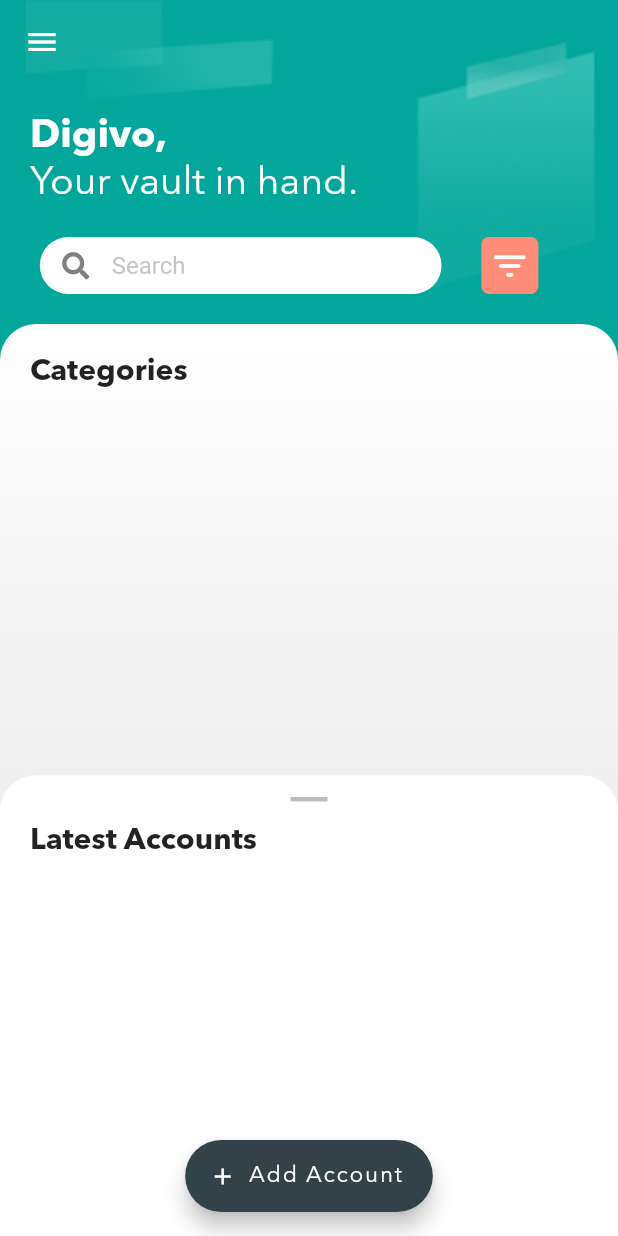
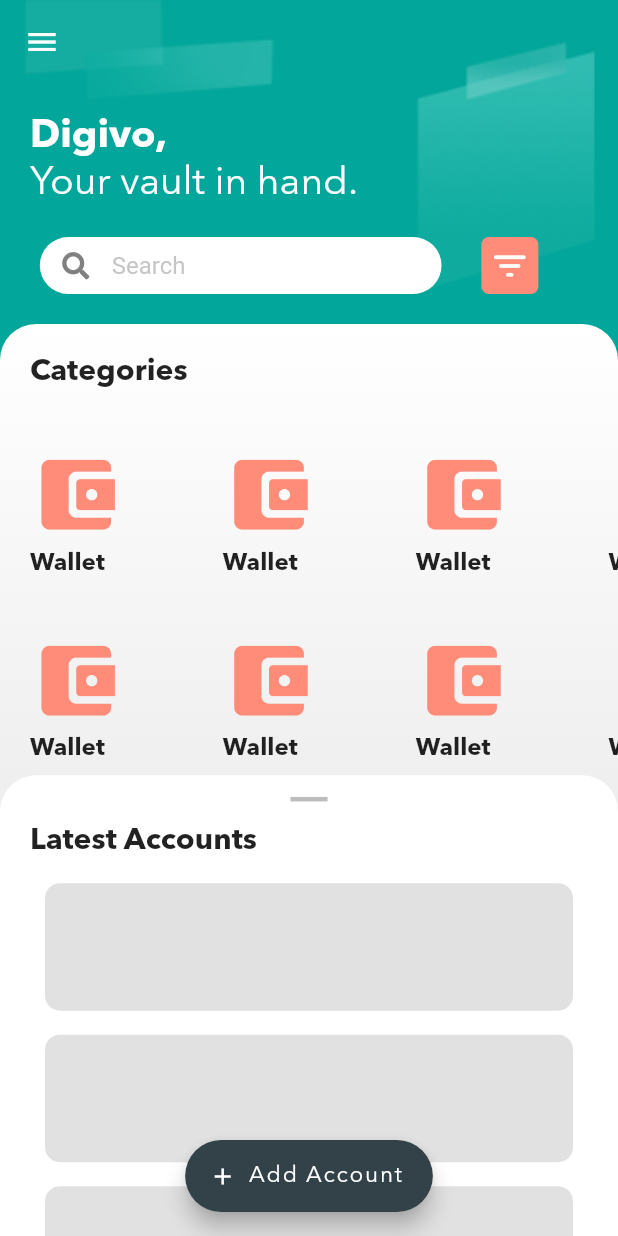
Before and after one commit to zorro-ftw/digivo, a Flutter app: the HomeView screen opened by its route, on a phone screen of 412 x 824 dp. Run offline on Flutter 3.47's test engine with Material 2 defaults, Android fonts, the phone set to English and light mode, and no system bars; our stand-ins replace dotted_line, font_awesome_flutter, pinput, stacked, stacked_services.

Commit message:
Draggable sheet & home view is updated.

```diff
--- a/lib/constants.dart
+++ b/lib/constants.dart
@@ -10,6 +10,7 @@ const kHomeSearchBarIconColor = Color(0xFF808080);
 const kHomeSearchBarTextColor = Color(0x858f8f90);
 const kHomeBackgroundGradientColor = Color(0xFFE0DFDF);
 const kGeneralButtonColor = Color(0xFF334148);
+const kAccountCardFillColor = Color(0xFFE2E1E1);
 const kLoginDivider = Padding(
   padding: EdgeInsets.symmetric(horizontal: 15),
   child: DottedLine(
--- /dev/null
+++ b/lib/ui/home/categories_gridview/categories_gridview.dart
@@ -0,0 +1,37 @@
+import 'package:flutter/material.dart';
+import 'package:stacked/stacked.dart';
+
+import '../home_viewmodel.dart';
+
+class CategoriesGridview extends StatelessWidget {
+  const CategoriesGridview({
+    Key? key,
+    required double gridViewHeight,
+    required this.numbers,
+  })  : _gridViewHeight = gridViewHeight,
+        super(key: key);
+
+  final double _gridViewHeight;
+  final List<int> numbers;
+
+  @override
+  Widget build(BuildContext context) {
+    return ViewModelBuilder<HomeViewModel>.reactive(
+      viewModelBuilder: () => HomeViewModel(),
+      builder: (context, model, child) => SafeArea(
+        child: SizedBox(
+          height: _gridViewHeight,
+          child: GridView.builder(
+              scrollDirection: Axis.horizontal,
+              shrinkWrap: true,
+              gridDelegate: const SliverGridDelegateWithFixedCrossAxisCount(
+                  crossAxisCount: 3, mainAxisSpacing: 5, crossAxisSpacing: 0),
+              itemCount: numbers.length,
+              itemBuilder: (context, index) {
+                return model.buildCategoryTile(index, _gridViewHeight / 3);
+              }),
+        ),
+      ),
+    );
+  }
+}
--- a/lib/ui/home/home_view.dart
+++ b/lib/ui/home/home_view.dart
@@ -6,12 +6,18 @@ import 'package:digivo/widgets/search_bar.dart';
 import 'package:flutter/material.dart';
 import 'package:stacked/stacked.dart';
 
+import 'categories_gridview/categories_gridview.dart';
+
 class HomeView extends StatelessWidget {
   const HomeView({Key? key}) : super(key: key);
 
   @override
   Widget build(BuildContext context) {
+    final numbers = List.generate(18, (index) => index);
     final size = MediaQuery.of(context).size;
+    print(size.height);
+    final double _gridViewHeight = size.height - 305 - size.height * 0.18;
+    print(_gridViewHeight);
     return ViewModelBuilder<HomeViewModel>.nonReactive(
       viewModelBuilder: () => HomeViewModel(),
       builder: (context, model, child) => SafeArea(
@@ -93,8 +99,8 @@ class HomeView extends StatelessWidget {
                       ),
                       const SizedBox(height: 20),
                       Expanded(
-                        flex: 5,
                         child: Container(
+                          padding: const EdgeInsets.only(left: 20),
                           decoration: const BoxDecoration(
                             color: Colors.white,
                             gradient: LinearGradient(
@@ -109,11 +115,10 @@ class HomeView extends StatelessWidget {
                               topLeft: Radius.circular(24),
                             ),
                           ),
-                          child: Row(
+                          child: Column(
                             children: [
-                              const SizedBox(
-                                width: 20,
-                              ),
+                              Row(
+                                children: [
                                   Column(
                                     mainAxisAlignment: MainAxisAlignment.start,
                                     children: const [
@@ -127,13 +132,21 @@ class HomeView extends StatelessWidget {
                                             fontWeight: FontWeight.w600,
                                             fontSize: 20),
                                         textAlign: TextAlign.start,
-                                  )
+                                      ),
                                     ],
                                   ),
                                 ],
                               ),
+                              const SizedBox(
+                                height: 20,
                               ),
-                      )
+                              CategoriesGridview(
+                                  gridViewHeight: _gridViewHeight,
+                                  numbers: numbers),
+                            ],
+                          ),
+                        ),
+                      ),
                     ],
                   ),
                   LastSavedAccountsDraggableSheet(size: size)
--- a/lib/ui/home/home_viewmodel.dart
+++ b/lib/ui/home/home_viewmodel.dart
@@ -1,3 +1,11 @@
+import 'package:digivo/widgets/category_tile.dart';
 import 'package:stacked/stacked.dart';
+import 'package:flutter/material.dart';
 
-class HomeViewModel extends BaseViewModel {}
+class HomeViewModel extends BaseViewModel {
+  static const colors = [Colors.red, Colors.orange, Colors.green];
+  Widget buildCategoryTile(int index, double height) {
+    final _containerHeight = height;
+    return CategoryTile(containerHeight: _containerHeight);
+  }
+}
--- /dev/null
+++ b/lib/widgets/account_card.dart
@@ -0,0 +1,20 @@
+import 'package:digivo/constants.dart';
+import 'package:flutter/material.dart';
+
+class AccountCard extends StatelessWidget {
+  const AccountCard({Key? key, required this.platformName}) : super(key: key);
+
+  final String platformName;
+  @override
+  Widget build(BuildContext context) {
+    return Container(
+      margin: const EdgeInsets.symmetric(vertical: 8, horizontal: 30),
+      height: 85,
+      decoration: const BoxDecoration(
+          borderRadius: BorderRadius.all(
+            Radius.circular(10),
+          ),
+          color: kAccountCardFillColor),
+    );
+  }
+}
--- /dev/null
+++ b/lib/widgets/category_tile.dart
@@ -0,0 +1,40 @@
+import 'package:flutter/material.dart';
+import '../constants.dart';
+
+class CategoryTile extends StatelessWidget {
+  const CategoryTile({
+    Key? key,
+    required double containerHeight,
+  })  : _containerHeight = containerHeight,
+        super(key: key);
+
+  final double _containerHeight;
+
+  @override
+  Widget build(BuildContext context) {
+    print(_containerHeight);
+    return Column(
+      crossAxisAlignment: CrossAxisAlignment.start,
+      mainAxisAlignment: MainAxisAlignment.center,
+      children: [
+        Icon(
+          Icons.account_balance_wallet_rounded,
+          color: kHomeFilterButtonColor,
+          size: _containerHeight / 2,
+        ),
+        const SizedBox(
+          height: 5,
+        ),
+        const Text(
+          'Wallet',
+          style: TextStyle(
+            fontFamily: 'AvenirNext',
+            fontWeight: FontWeight.w600,
+            fontSize: 16,
+          ),
+          textAlign: TextAlign.center,
+        )
+      ],
+    );
+  }
+}
--- a/lib/widgets/last_saved_accounts_draggable_sheet.dart
+++ b/lib/widgets/last_saved_accounts_draggable_sheet.dart
@@ -1,4 +1,5 @@
 import 'package:flutter/material.dart';
+import 'account_card.dart';
 
 class LastSavedAccountsDraggableSheet extends StatelessWidget {
   const LastSavedAccountsDraggableSheet({
@@ -10,14 +11,13 @@ class LastSavedAccountsDraggableSheet extends StatelessWidget {
 
   @override
   Widget build(BuildContext context) {
+    final ScrollController listScrollController = ScrollController();
     return DraggableScrollableSheet(
       initialChildSize: 0.4,
       minChildSize: 0.18,
       maxChildSize: 0.7,
       builder: (BuildContext context, ScrollController scrollController) =>
-          SingleChildScrollView(
-        controller: scrollController,
-        child: Container(
+          Container(
         constraints: BoxConstraints(minHeight: size.height * 0.4),
         decoration: const BoxDecoration(
           color: Colors.white,
@@ -26,6 +26,8 @@ class LastSavedAccountsDraggableSheet extends StatelessWidget {
             topRight: Radius.circular(24),
           ),
         ),
+        child: SingleChildScrollView(
+          controller: scrollController,
           child: Column(
             children: [
               const SizedBox(
@@ -54,6 +56,23 @@ class LastSavedAccountsDraggableSheet extends StatelessWidget {
                     ),
                   ),
                 ],
+              ),
+              const SizedBox(
+                height: 8,
+              ),
+              ListView.builder(
+                controller: listScrollController,
+                itemBuilder: (context, index) {
+                  return const AccountCard(
+                    platformName: 'Spotify',
+                  );
+                },
+                itemCount: 10,
+                shrinkWrap: true,
+                // controller: scrollController,
+              ),
+              SizedBox(
+                height: size.height * 0.1,
               )
             ],
           ),
```
Lines whose indentation alone changed are shown as unchanged.
